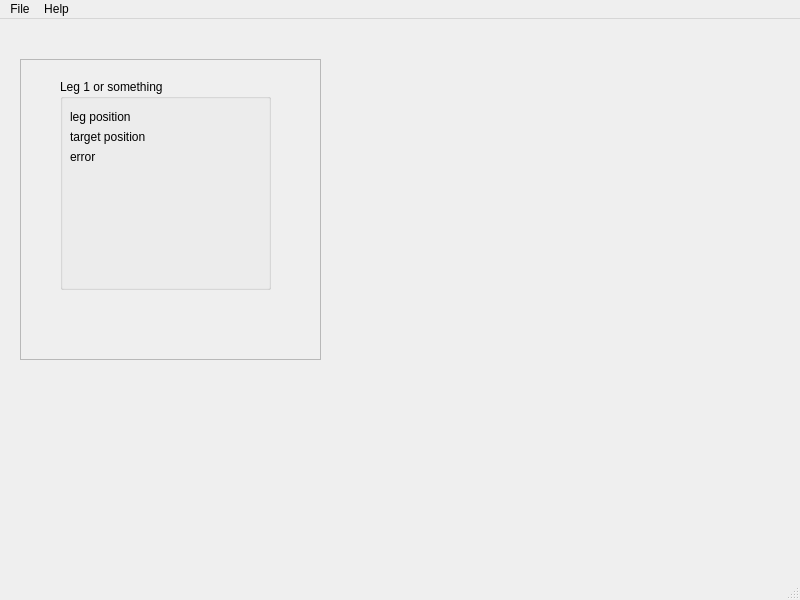
Old version of the form ui/main_window.ui in the repository h3nnn4n/hexapod_remote.
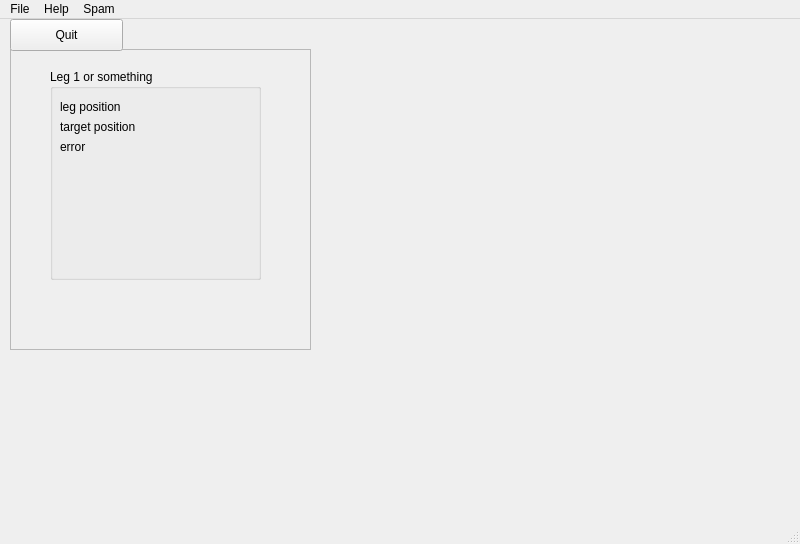
New version of the form.

Commit message: Set button to close ui

Patch:
```diff
--- a/ui/main_window.ui
+++ b/ui/main_window.ui
@@ -7,7 +7,7 @@
     <x>0</x>
     <y>0</y>
     <width>800</width>
-    <height>600</height>
+    <height>544</height>
    </rect>
   </property>
   <property name="windowTitle">
@@ -17,8 +17,8 @@
    <widget class="QFrame" name="frame">
     <property name="geometry">
      <rect>
-      <x>20</x>
-      <y>40</y>
+      <x>10</x>
+      <y>30</y>
       <width>301</width>
       <height>301</height>
      </rect>
@@ -82,6 +82,19 @@
      </widget>
     </widget>
    </widget>
+   <widget class="QPushButton" name="quitPushButton">
+    <property name="geometry">
+     <rect>
+      <x>10</x>
+      <y>0</y>
+      <width>113</width>
+      <height>32</height>
+     </rect>
+    </property>
+    <property name="text">
+     <string>Quit</string>
+    </property>
+   </widget>
   </widget>
   <widget class="QMenuBar" name="menubar">
    <property name="geometry">
@@ -106,8 +119,15 @@
     </property>
     <addaction name="actionhaha_you_wish"/>
    </widget>
+   <widget class="QMenu" name="menuSpam">
+    <property name="title">
+     <string>Spam</string>
+    </property>
+    <addaction name="actionEggs"/>
+   </widget>
    <addaction name="menuFile"/>
    <addaction name="menuHelp"/>
+   <addaction name="menuSpam"/>
   </widget>
   <widget class="QStatusBar" name="statusbar"/>
   <action name="actionhaha_you_wish">
```
Left out of the diff: 25 changed lines with no effect on the pictures. The commit also changes 1 other file.
